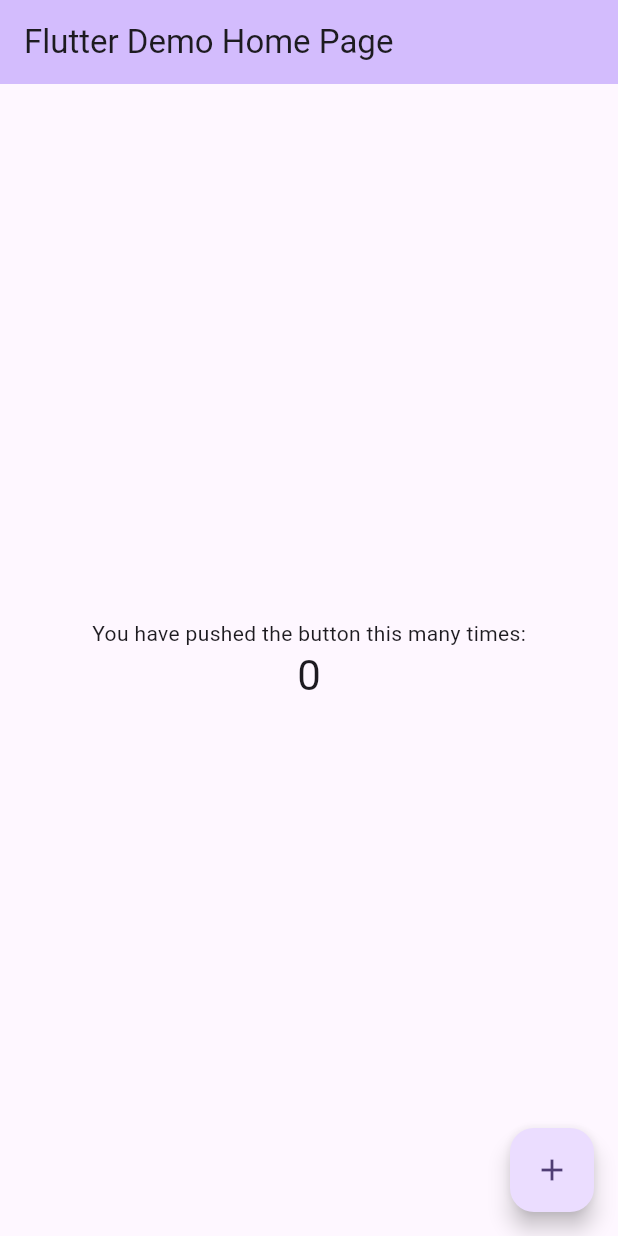
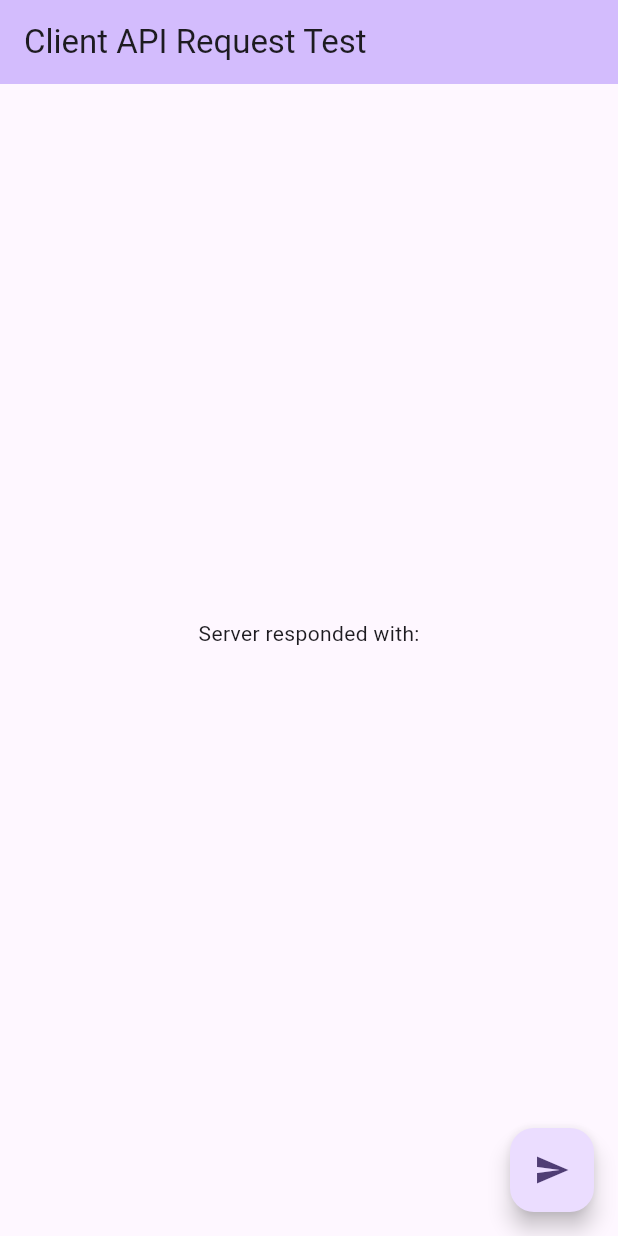
Before and after one commit to jong29/flutter_api_requests, a Flutter app: the screen it shows after launch, on a phone screen of 412 x 824 dp. Run offline on Flutter 3.47's test engine with Material 3 defaults, Android fonts, the phone set to English and light mode, and no system bars.

Commit message:
ui to send request

```diff
--- a/lib/main.dart
+++ b/lib/main.dart
@@ -7,47 +7,21 @@
 class MyApp extends StatelessWidget {
   const MyApp({super.key});
 
-  // This widget is the root of your application.
   @override
   Widget build(BuildContext context) {
     return MaterialApp(
-      title: 'Flutter Demo',
+      title: 'api test',
       theme: ThemeData(
-        // This is the theme of your application.
-        //
-        // TRY THIS: Try running your application with "flutter run". You'll see
-        // the application has a purple toolbar. Then, without quitting the app,
-        // try changing the seedColor in the colorScheme below to Colors.green
-        // and then invoke "hot reload" (save your changes or press the "hot
-        // reload" button in a Flutter-supported IDE, or press "r" if you used
-        // the command line to start the app).
-        //
-        // Notice that the counter didn't reset back to zero; the application
-        // state is not lost during the reload. To reset the state, use hot
-        // restart instead.
-        //
-        // This works for code too, not just values: Most code changes can be
-        // tested with just a hot reload.
         colorScheme: ColorScheme.fromSeed(seedColor: Colors.deepPurple),
         useMaterial3: true,
       ),
-      home: const MyHomePage(title: 'Flutter Demo Home Page'),
+      home: const MyHomePage(title: 'Client API Request Test'),
     );
   }
 }
 
 class MyHomePage extends StatefulWidget {
   const MyHomePage({super.key, required this.title});
-
-  // This widget is the home page of your application. It is stateful, meaning
-  // that it has a State object (defined below) that contains fields that affect
-  // how it looks.
-
-  // This class is the configuration for the state. It holds the values (in this
-  // case the title) provided by the parent (in this case the App widget) and
-  // used by the build method of the State. Fields in a Widget subclass are
-  // always marked "final".
-
   final String title;
 
   @override
@@ -55,71 +29,40 @@
 }
 
 class _MyHomePageState extends State<MyHomePage> {
-  int _counter = 0;
+  String _response = "";
 
-  void _incrementCounter() {
+  void _sendRequest() {
     setState(() {
-      // This call to setState tells the Flutter framework that something has
-      // changed in this State, which causes it to rerun the build method below
-      // so that the display can reflect the updated values. If we changed
-      // _counter without calling setState(), then the build method would not be
-      // called again, and so nothing would appear to happen.
-      _counter++;
+      _response = "request sent!";
     });
   }
 
   @override
   Widget build(BuildContext context) {
-    // This method is rerun every time setState is called, for instance as done
-    // by the _incrementCounter method above.
-    //
-    // The Flutter framework has been optimized to make rerunning build methods
-    // fast, so that you can just rebuild anything that needs updating rather
-    // than having to individually change instances of widgets.
     return Scaffold(
       appBar: AppBar(
-        // TRY THIS: Try changing the color here to a specific color (to
-        // Colors.amber, perhaps?) and trigger a hot reload to see the AppBar
-        // change color while the other colors stay the same.
         backgroundColor: Theme.of(context).colorScheme.inversePrimary,
-        // Here we take the value from the MyHomePage object that was created by
-        // the App.build method, and use it to set our appbar title.
         title: Text(widget.title),
       ),
       body: Center(
-        // Center is a layout widget. It takes a single child and positions it
-        // in the middle of the parent.
         child: Column(
-          // Column is also a layout widget. It takes a list of children and
-          // arranges them vertically. By default, it sizes itself to fit its
-          // children horizontally, and tries to be as tall as its parent.
-          //
-          // Column has various properties to control how it sizes itself and
-          // how it positions its children. Here we use mainAxisAlignment to
-          // center the children vertically; the main axis here is the vertical
-          // axis because Columns are vertical (the cross axis would be
-          // horizontal).
-          //
-          // TRY THIS: Invoke "debug painting" (choose the "Toggle Debug Paint"
-          // action in the IDE, or press "p" in the console), to see the
-          // wireframe for each widget.
           mainAxisAlignment: MainAxisAlignment.center,
           children: <Widget>[
             const Text(
-              'You have pushed the button this many times:',
+              'Server responded with:',
             ),
             Text(
-              '$_counter',
+              _response,
               style: Theme.of(context).textTheme.headlineMedium,
             ),
           ],
         ),
       ),
       floatingActionButton: FloatingActionButton(
-        onPressed: _incrementCounter,
-        tooltip: 'Increment',
-        child: const Icon(Icons.add),
-      ), // This trailing comma makes auto-formatting nicer for build methods.
+        onPressed: _sendRequest,
+        tooltip: 'Send',
+        child: const Icon(Icons.send),
+      ),
     );
   }
 }
```
